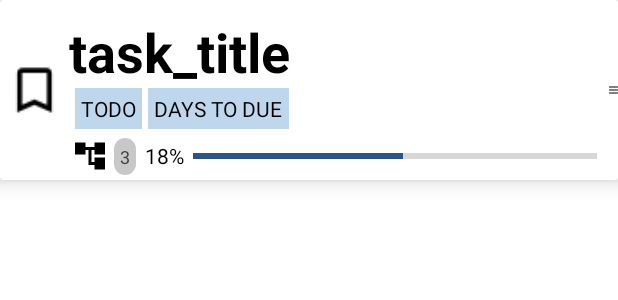
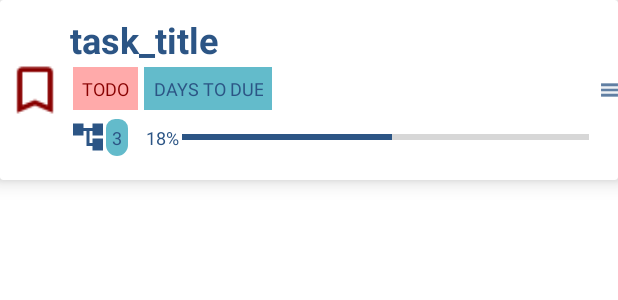
Before and after one commit to rishivarma853/TASK_TECHTOIDS_ANDROID, an Android app: the layout activity_task_list_item.xml on its own in the app's theme, with its tools: preview values and no code run, on a phone screen of 412 x 824 dp. Shown: the top 300 px of the screen. Run offline under Robolectric (Android 15) with nearby library versions, the phone set to English and light mode, and no system bars.

Commit message:
modified drawable resources

```diff
--- a/NOTA-App/app/src/main/res/drawable/circle_background.xml
+++ b/NOTA-App/app/src/main/res/drawable/circle_background.xml
@@ -1,11 +1,11 @@
 <?xml version="1.0" encoding="utf-8"?>
 <shape xmlns:android="http://schemas.android.com/apk/res/android" android:shape="rectangle">
 
-    <corners android:topLeftRadius="1000dp"
-        android:topRightRadius="1000dp"
-        android:bottomLeftRadius="1000dp"
-        android:bottomRightRadius="1000dp"
+    <corners android:topLeftRadius="200dp"
+        android:topRightRadius="200dp"
+        android:bottomLeftRadius="240dp"
+        android:bottomRightRadius="240dp"
         android:radius="20dp"/>
-    <solid android:color="@color/cardview_shadow_start_color" />
+    <solid android:color="@color/secondary_color" />
 
 </shape>
--- a/NOTA-App/app/src/main/res/drawable/subtask_icon.xml
+++ b/NOTA-App/app/src/main/res/drawable/subtask_icon.xml
@@ -1,4 +1,4 @@
-<vector android:height="24dp" android:tint="#000000"
+<vector android:height="24dp" android:tint="@color/primary_color"
     android:viewportHeight="24" android:viewportWidth="24"
     android:width="24dp" xmlns:android="http://schemas.android.com/apk/res/android">
     <path android:fillColor="@android:color/white" android:pathData="M22,11V3h-7v3H9V3H2v8h7V8h2v10h4v3h7v-8h-7v3h-2V8h2v3z"/>
--- a/NOTA-App/app/src/main/res/drawable/task_completed_icon.xml
+++ b/NOTA-App/app/src/main/res/drawable/task_completed_icon.xml
@@ -1,4 +1,4 @@
-<vector android:height="24dp" android:tint="#000000"
+<vector android:height="24dp" android:tint="@color/task_completed_foreground"
     android:viewportHeight="24" android:viewportWidth="24"
     android:width="24dp" xmlns:android="http://schemas.android.com/apk/res/android">
     <path android:fillColor="@android:color/white" android:pathData="M19,21l-7,-3l-7,3V5c0,-1.1 0.9,-2 2,-2l7,0c-0.63,0.84 -1,1.87 -1,3c0,2.76 2.24,5 5,5c0.34,0 0.68,-0.03 1,-0.1V21zM17.83,9L15,6.17l1.41,-1.41l1.41,1.41l3.54,-3.54l1.41,1.41L17.83,9z"/>
--- a/NOTA-App/app/src/main/res/drawable/task_inprogress_icon.xml
+++ b/NOTA-App/app/src/main/res/drawable/task_inprogress_icon.xml
@@ -1,4 +1,4 @@
-<vector android:height="24dp" android:tint="#000000"
+<vector android:height="24dp" android:tint="@color/task_inprogress_foreground"
     android:viewportHeight="24" android:viewportWidth="24"
     android:width="24dp" xmlns:android="http://schemas.android.com/apk/res/android">
     <path android:fillColor="@android:color/white" android:pathData="M17,3H7c-1.1,0 -1.99,0.9 -1.99,2L5,21l7,-3 7,3V5c0,-1.1 -0.9,-2 -2,-2z"/>
--- a/NOTA-App/app/src/main/res/drawable/task_todo_icon.xml
+++ b/NOTA-App/app/src/main/res/drawable/task_todo_icon.xml
@@ -1,4 +1,4 @@
-<vector android:height="24dp" android:tint="#000000"
+<vector android:height="24dp" android:tint="@color/task_todo_foreground"
     android:viewportHeight="24" android:viewportWidth="24"
     android:width="24dp" xmlns:android="http://schemas.android.com/apk/res/android">
     <path android:fillColor="@android:color/white" android:pathData="M17,3L7,3c-1.1,0 -1.99,0.9 -1.99,2L5,21l7,-3 7,3L19,5c0,-1.1 -0.9,-2 -2,-2zM17,18l-5,-2.18L7,18L7,5h10v13z"/>
--- a/NOTA-App/app/src/main/res/drawable/three_horizontal_lines_icon.xml
+++ b/NOTA-App/app/src/main/res/drawable/three_horizontal_lines_icon.xml
@@ -1,4 +1,4 @@
-<vector android:height="24dp" android:tint="#000000"
+<vector android:height="24dp" android:tint="@color/primary_color"
     android:viewportHeight="24" android:viewportWidth="24"
     android:width="24dp" xmlns:android="http://schemas.android.com/apk/res/android">
     <path android:fillColor="@android:color/white" android:pathData="M3,18h18v-2L3,16v2zM3,13h18v-2L3,11v2zM3,6v2h18L21,6L3,6z"/>
--- a/NOTA-App/app/src/main/res/layout/activity_task_list_item.xml
+++ b/NOTA-App/app/src/main/res/layout/activity_task_list_item.xml
@@ -40,38 +40,40 @@
                 android:layout_height="wrap_content"
                 android:layout_marginTop="10dp"
                 android:text="task_title"
-                android:textColor="@color/black"
-                android:textSize="36sp"
+                android:textColor="@color/primary_color"
+                android:textSize="24sp"
                 android:textStyle="bold" />
 
             <LinearLayout
                 android:layout_width="wrap_content"
                 android:layout_height="wrap_content"
-                android:orientation="horizontal">
+                android:orientation="horizontal"
+                android:layout_margin="2dp">
 
                 <TextView
                     android:id="@+id/task_status"
                     android:layout_width="wrap_content"
                     android:layout_height="wrap_content"
-                    android:layout_marginStart="4dp"
-                    android:background="#BFD7ED"
-                    android:padding="4sp"
+                    android:background="@color/task_todo_background"
+                    android:padding="6sp"
+                    android:textSize="12sp"
                     android:text="todo"
                     android:textAlignment="center"
                     android:textAllCaps="true"
-                    android:textColor="@color/black" />
+                    android:textColor="@color/task_todo_foreground" />
 
                 <TextView
                     android:id="@+id/task_due"
                     android:layout_width="wrap_content"
                     android:layout_height="wrap_content"
                     android:layout_marginStart="4dp"
-                    android:background="#BFD7ED"
-                    android:padding="4sp"
+                    android:background="@color/secondary_color"
+                    android:padding="6sp"
+                    android:textSize="12sp"
                     android:text="days to due"
                     android:textAlignment="center"
                     android:textAllCaps="true"
-                    android:textColor="@color/black" />
+                    android:textColor="@color/primary_color" />
 
 
             </LinearLayout>
@@ -86,28 +88,30 @@
                     android:id="@+id/subtask_icon"
                     android:layout_width="wrap_content"
                     android:layout_height="wrap_content"
-                    android:layout_margin="2dp"
-                    android:src="@drawable/subtask_icon" />
+                    android:src="@drawable/subtask_icon"
+                    android:layout_gravity="center_vertical"/>
 
                 <TextView
                     android:id="@+id/subtask_count"
                     android:layout_width="wrap_content"
                     android:layout_height="wrap_content"
-                    android:layout_margin="2dp"
                     android:background="@drawable/circle_background"
                     android:padding="4dp"
+                    android:text="3"
+                    android:textColor="@color/primary_color"
+                    android:textSize="12sp" />
 
-                    android:text="3"
-                    android:textColor="@color/cardview_dark_background"
-                    android:textSize="12sp" />
 
                 <TextView
                     android:layout_width="wrap_content"
                     android:layout_height="match_parent"
-                    android:layout_margin="2dp"
                     android:padding="2sp"
+                    android:textSize="12sp"
+                    android:layout_marginStart="10dp"
                     android:text="18%"
-                    android:textColor="@color/black" />
+                    android:layout_gravity="center"
+                    android:gravity="center"
+                    android:textColor="@color/primary_color" />
 
 
                 <ProgressBar
@@ -115,7 +119,6 @@
                     style="?android:attr/progressBarStyleHorizontal"
                     android:layout_width="280dp"
                     android:layout_height="match_parent"
-                    android:layout_margin="2dp"
                     android:max="100"
                     android:min="0"
                     android:progress="50"
--- a/NOTA-App/app/src/main/res/values/colors.xml
+++ b/NOTA-App/app/src/main/res/values/colors.xml
@@ -15,4 +15,10 @@
     <color name="secondary_color">@color/downy</color>
     <color name="teritiary_color">@color/curious_blue</color>
     <color name="quadrary_color">@color/steel_blue</color>
+    <color name="task_todo_foreground">#FF880000</color>
+    <color name="task_todo_background">#FFFFAAAA</color>
+    <color name="task_inprogress_foreground">#FF000088</color>
+    <color name="task_inprogress_background">#FFAAAAFF</color>
+    <color name="task_completed_foreground">#FF008800</color>
+    <color name="task_completed_background">#FFAAFFAA</color>
 </resources>
```
